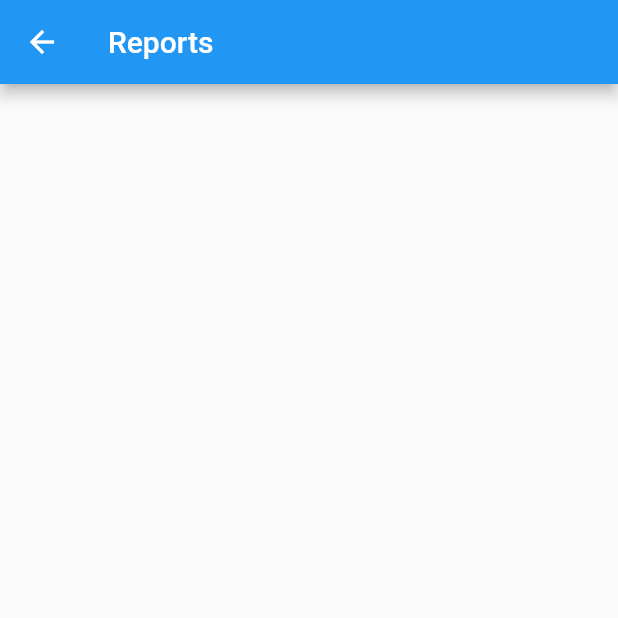
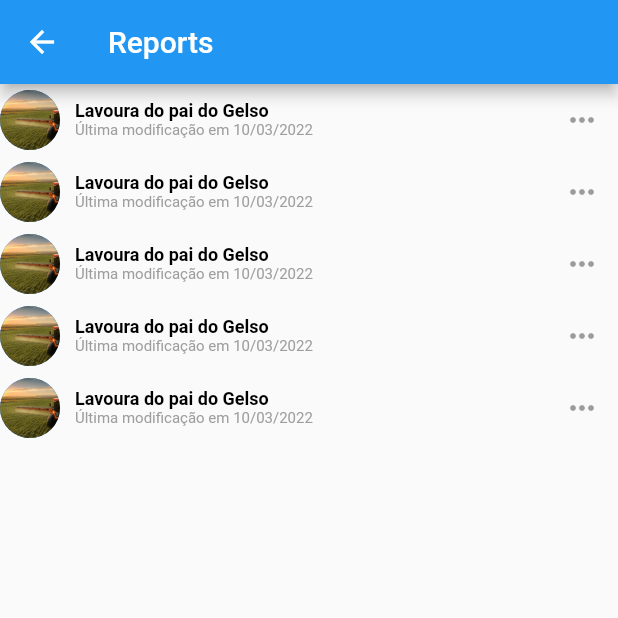
Before and after one commit to Atomiqui/agriscan, a Flutter app: the Reports screen opened by its route, on a phone screen of 412 x 824 dp, the top half of it. Run offline on Flutter 3.47's test engine with Material 2 defaults, Android fonts, the phone set to English and light mode, and no system bars; Roboto replaces fonts that are missing (Arial).

Commit message:
criadoo cabeçalho dos reports.

```diff
--- a/lib/pages/reports.dart
+++ b/lib/pages/reports.dart
@@ -15,6 +15,63 @@ class _ReportsState extends State<Reports> {
         title: const Text('Reports'),
         actions: const [],
       ),
+      body: ListView.builder(
+        itemCount: 5, // Lista_de_lavouras.length
+        itemBuilder: (BuildContext context, int index) {
+          return const Column(
+            children: [
+              Row(
+                children: [
+                  CircleAvatar(
+                    backgroundImage: AssetImage('assets/images/aplicacoes.jpg'),
+                    radius: 20.0, // ajuste este valor para alterar o tamanho da imagem
+                  ),
+                  SizedBox(width: 10.0), // espaço entre a imagem e o próximo widget no row
+                  Column(
+                    crossAxisAlignment: CrossAxisAlignment.start,
+                    children: [
+                      Text(
+                        'Lavoura do pai do Gelso',
+                        style: TextStyle(
+                          color: Colors.black,
+                          fontSize: 12.0,
+                          fontWeight: FontWeight.bold,
+                          fontFamily: 'Arial',
+                          //fontStyle: FontStyle.italic,
+                          //decoration: TextDecoration.underline,
+                        ),
+                        textAlign: TextAlign.left,
+                      ),
+                      Text(
+                        'Última modificação em 10/03/2022',
+                        style: TextStyle(
+                          color: Colors.grey,
+                          fontSize: 10.0,
+                          //fontWeight: FontWeight.bold,
+                          fontFamily: 'Arial',
+                          //fontStyle: FontStyle.italic,
+                          //decoration: TextDecoration.underline,
+                        ),
+                        textAlign: TextAlign.left,
+                      ),
+                    ],
+                  ),
+                  Spacer(),
+                  IconButton(
+                    icon: Icon(Icons.more_horiz),
+                    onPressed: null,
+                  ),
+                ],
+              ),
+              Row(
+                children: [
+
+                ],
+              ),
+            ],
+          );
+        }
+      )
     );
   }
 }
```
